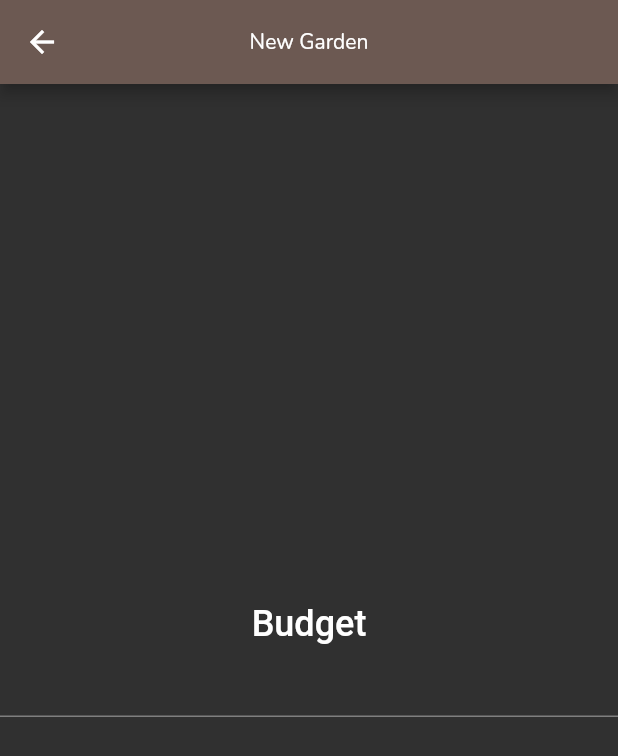
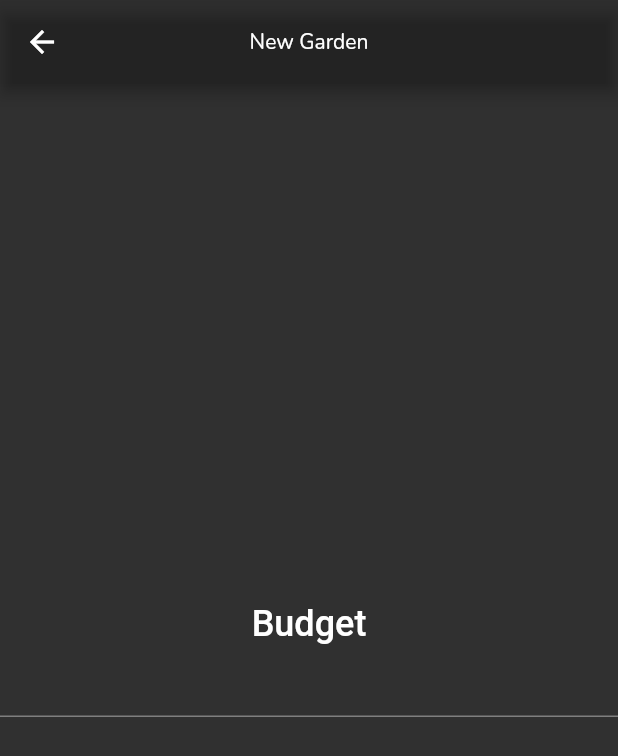
Before and after one commit to 2002Bishwajeet/acorny-tree, a Flutter app: the HomePage screen opened directly, on a phone screen of 412 x 824 dp. Shown: the top 756 px of the screen. Run offline on Flutter 3.47's test engine with Material 2 defaults, Android fonts, the light colour scheme and no system bars; our stand-ins replace google_fonts, introduction_screen, line_icons, lottie.

Commit message:
remove redundant colors

```diff
--- a/lib/main.dart
+++ b/lib/main.dart
@@ -1,17 +1,17 @@
 import 'package:acorny_tree/screens/onboarding.dart';
 import 'package:acorny_tree/themes.dart';
 import 'package:flutter/material.dart';
-import 'package:flutter/services.dart';
+// import 'package:flutter/services.dart';
 
 import 'package:flutter/scheduler.dart' show timeDilation;
 
 void main() {
-  timeDilation = 0.5;
+  timeDilation = .5;
   WidgetsFlutterBinding.ensureInitialized();
-  SystemChrome.setPreferredOrientations([
-    DeviceOrientation.portraitUp,
-    DeviceOrientation.portraitDown,
-  ]);
+  // SystemChrome.setPreferredOrientations([
+  //   DeviceOrientation.portraitUp,
+  //   DeviceOrientation.portraitDown,
+  // ]);
   runApp(const AcornyTrees());
 }
 
@@ -19,12 +19,9 @@
   const AcornyTrees({Key? key}) : super(key: key);
 
   @override
-  Widget build(BuildContext context) {
-    return MaterialApp(
-      theme: Themes.generalTheme(context),
-      debugShowCheckedModeBanner: false,
-      debugShowMaterialGrid: false,
-      home: const OnboardingScreen(),
-    );
-  }
+  Widget build(BuildContext context) => MaterialApp(
+        theme: Themes.generalTheme(context),
+        debugShowCheckedModeBanner: false,
+        home: const OnboardingScreen(),
+      );
 }
--- a/lib/themes.dart
+++ b/lib/themes.dart
@@ -1,5 +1,4 @@
 import 'package:flutter/material.dart';
-import 'package:flutter_hex_color/flutter_hex_color.dart';
 import 'package:google_fonts/google_fonts.dart';
 
 class Themes {
@@ -20,19 +19,19 @@
     );
   }
 
-  static Color lightGreen = HexColor('#6D9F71');
-  static Color brownish = HexColor('#54574B');
-  static Color blackShade = HexColor('#09221D');
-  static Color lightblue = HexColor('#0DD8E0');
-  static Color dullGreen = HexColor('#7B886F');
-  static Color waterBlue = HexColor('#00B2FF');
-  static Color landBrown = HexColor('#6C5952');
+  static Color lightGreen = const Color(0x006d9f71);
+  static Color brownish = const Color(0x0054574b);
+  static Color blackShade = const Color(0x0009221d);
+  static Color lightblue = const Color(0x000dd8e0);
+  static Color dullGreen = const Color(0x007b886f);
+  static Color waterBlue = const Color(0x0000b2ff);
+  static Color landBrown = const Color(0x006c5952);
   static Color creamcolor = const Color(0xfff5f5f5);
 
   // The Color Decided by ping
-  static Color oldBurgandy = HexColor('#4B3B40');
-  static Color shadow = HexColor('#82735C');
-  static Color olivine = HexColor('#9DB17C');
-  static Color grannySmithApple = HexColor('#9CDE9F');
-  static Color teaGreen = HexColor('D1F5BE');
+  static Color oldBurgandy = const Color(0x004b3b40);
+  static Color shadow = const Color(0x0082735c);
+  static Color olivine = const Color(0x009db17c);
+  static Color grannySmithApple = const Color(0x009cde9f);
+  static Color teaGreen = const Color(0x00d1f5be);
 }
--- a/pubspec.yaml
+++ b/pubspec.yaml
@@ -24,7 +24,6 @@
   flutter:
     sdk: flutter
   cupertino_icons: ^1.0.2
-  flutter_hex_color: ^2.0.0
   flutter_native_splash: ^1.2.0
   font_awesome_flutter: ^9.1.0
   google_fonts: ^2.1.0
```
Also changed, not shown: pubspec.lock.
